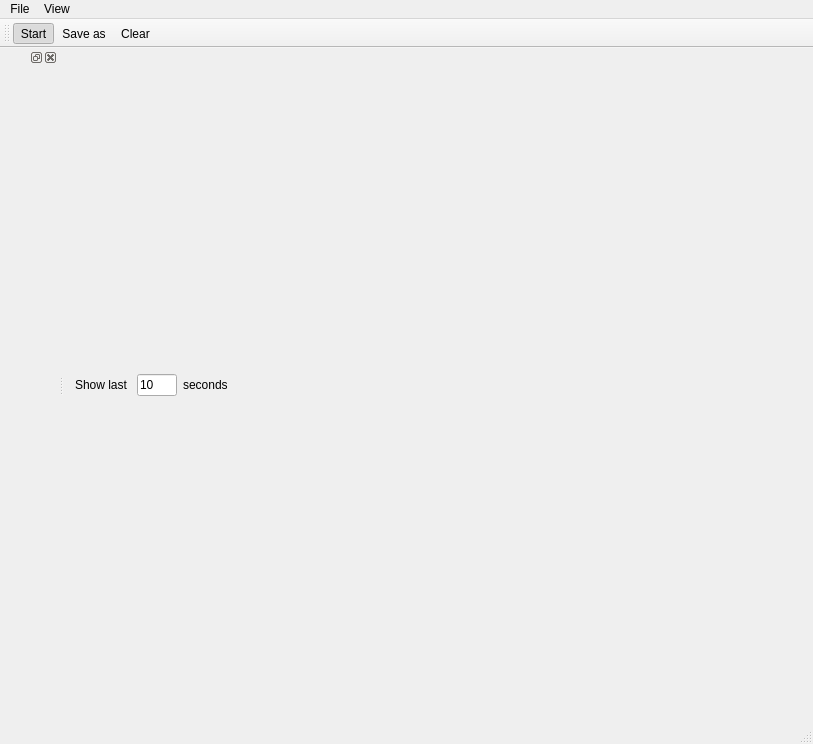
Before: the Qt Designer form telemed_desktop/telemed_desktop/MainWin.ui in slavek1250/telemed, drawn with Qt 5.
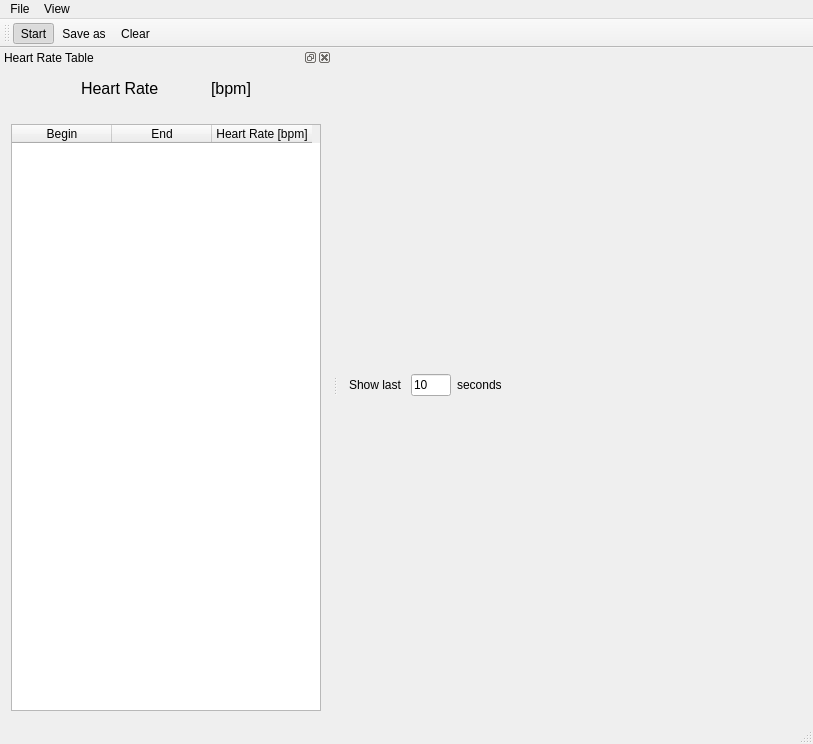
After: the same form once the commit is applied. Icons and pictures are not drawn.

Diff of the .ui file:
```diff
--- a/telemed_desktop/telemed_desktop/MainWin.ui
+++ b/telemed_desktop/telemed_desktop/MainWin.ui
@@ -126,10 +126,159 @@
   </widget>
   <widget class="QStatusBar" name="statusBar"/>
   <widget class="QDockWidget" name="tableDockWgt">
+   <property name="sizePolicy">
+    <sizepolicy hsizetype="Minimum" vsizetype="Preferred">
+     <horstretch>0</horstretch>
+     <verstretch>0</verstretch>
+    </sizepolicy>
+   </property>
+   <property name="windowTitle">
+    <string>Heart Rate Table</string>
+   </property>
    <attribute name="dockWidgetArea">
     <number>1</number>
    </attribute>
-   <widget class="QWidget" name="dockWidgetContents"/>
+   <widget class="QWidget" name="dockWidgetContents">
+    <layout class="QVBoxLayout" name="verticalLayout_2">
+     <item>
+      <layout class="QHBoxLayout" name="horizontalLayout_2">
+       <item>
+        <spacer name="horizontalSpacer_2">
+         <property name="orientation">
+          <enum>Qt::Horizontal</enum>
+         </property>
+         <property name="sizeHint" stdset="0">
+          <size>
+           <width>40</width>
+           <height>20</height>
+          </size>
+         </property>
+        </spacer>
+       </item>
+       <item>
+        <widget class="QLabel" name="label_3">
+         <property name="sizePolicy">
+          <sizepolicy hsizetype="Maximum" vsizetype="Preferred">
+           <horstretch>0</horstretch>
+           <verstretch>0</verstretch>
+          </sizepolicy>
+         </property>
+         <property name="font">
+          <font>
+           <pointsize>12</pointsize>
+          </font>
+         </property>
+         <property name="text">
+          <string>Heart Rate</string>
+         </property>
+        </widget>
+       </item>
+       <item>
+        <widget class="QLabel" name="HRLbl">
+         <property name="sizePolicy">
+          <sizepolicy hsizetype="Maximum" vsizetype="Preferred">
+           <horstretch>0</horstretch>
+           <verstretch>0</verstretch>
+          </sizepolicy>
+         </property>
+         <property name="minimumSize">
+          <size>
+           <width>40</width>
+           <height>0</height>
+          </size>
+         </property>
+         <property name="font">
+          <font>
+           <pointsize>12</pointsize>
+          </font>
+         </property>
+         <property name="text">
+          <string/>
+         </property>
+        </widget>
+       </item>
+       <item>
+        <widget class="QLabel" name="label_5">
+         <property name="sizePolicy">
+          <sizepolicy hsizetype="Maximum" vsizetype="Preferred">
+           <horstretch>0</horstretch>
+           <verstretch>0</verstretch>
+          </sizepolicy>
+         </property>
+         <property name="font">
+          <font>
+           <pointsize>12</pointsize>
+          </font>
+         </property>
+         <property name="text">
+          <string>[bpm]</string>
+         </property>
+        </widget>
+       </item>
+       <item>
+        <spacer name="horizontalSpacer_3">
+         <property name="orientation">
+          <enum>Qt::Horizontal</enum>
+         </property>
+         <property name="sizeHint" stdset="0">
+          <size>
+           <width>40</width>
+           <height>20</height>
+          </size>
+         </property>
+        </spacer>
+       </item>
+      </layout>
+     </item>
+     <item>
+      <spacer name="verticalSpacer">
+       <property name="orientation">
+        <enum>Qt::Vertical</enum>
+       </property>
+       <property name="sizeType">
+        <enum>QSizePolicy::Maximum</enum>
+       </property>
+       <property name="sizeHint" stdset="0">
+        <size>
+         <width>20</width>
+         <height>20</height>
+        </size>
+       </property>
+      </spacer>
+     </item>
+     <item>
+      <widget class="QTableWidget" name="HRTab">
+       <property name="sizePolicy">
+        <sizepolicy hsizetype="Minimum" vsizetype="Expanding">
+         <horstretch>0</horstretch>
+         <verstretch>0</verstretch>
+        </sizepolicy>
+       </property>
+       <property name="minimumSize">
+        <size>
+         <width>310</width>
+         <height>0</height>
+        </size>
+       </property>
+       <column>
+        <property name="text">
+         <string>Begin</string>
+        </property>
+       </column>
+       <column>
+        <property name="text">
+         <string>End</string>
+        </property>
+       </column>
+       <column>
+        <property name="text">
+         <string>Heart Rate [bpm]</string>
+        </property>
+       </column>
+      </widget>
+     </item>
+    </layout>
+   </widget>
   </widget>
   <action name="actionExit">
    <property name="checkable">
```
Left out of the diff: 2 changed lines with no effect on the pictures.
